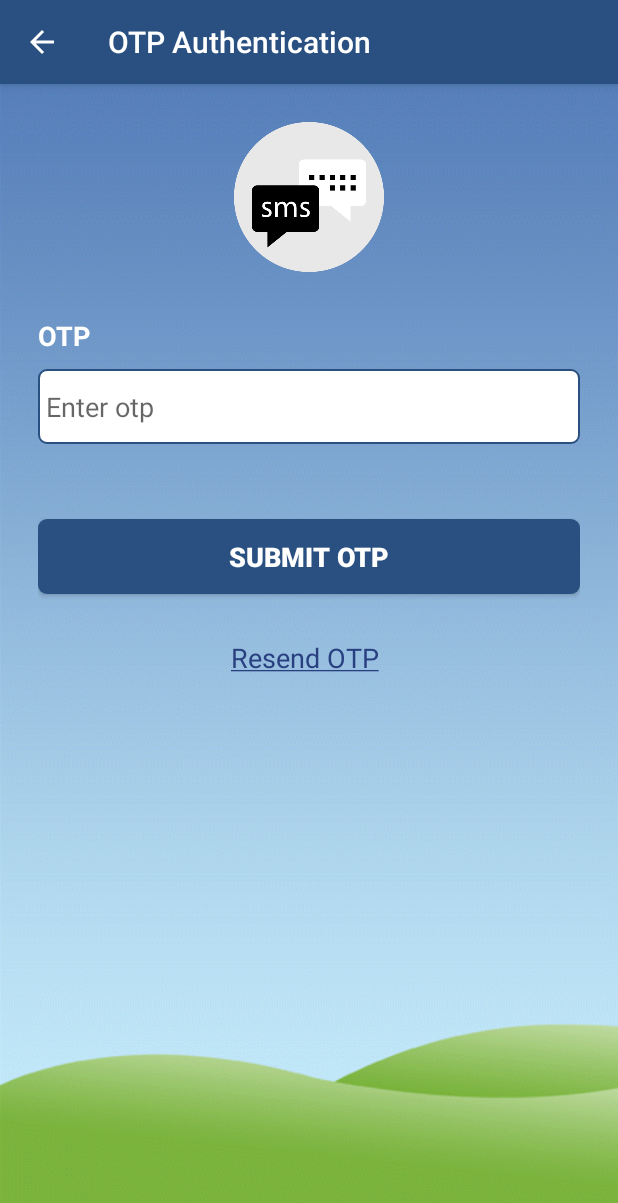
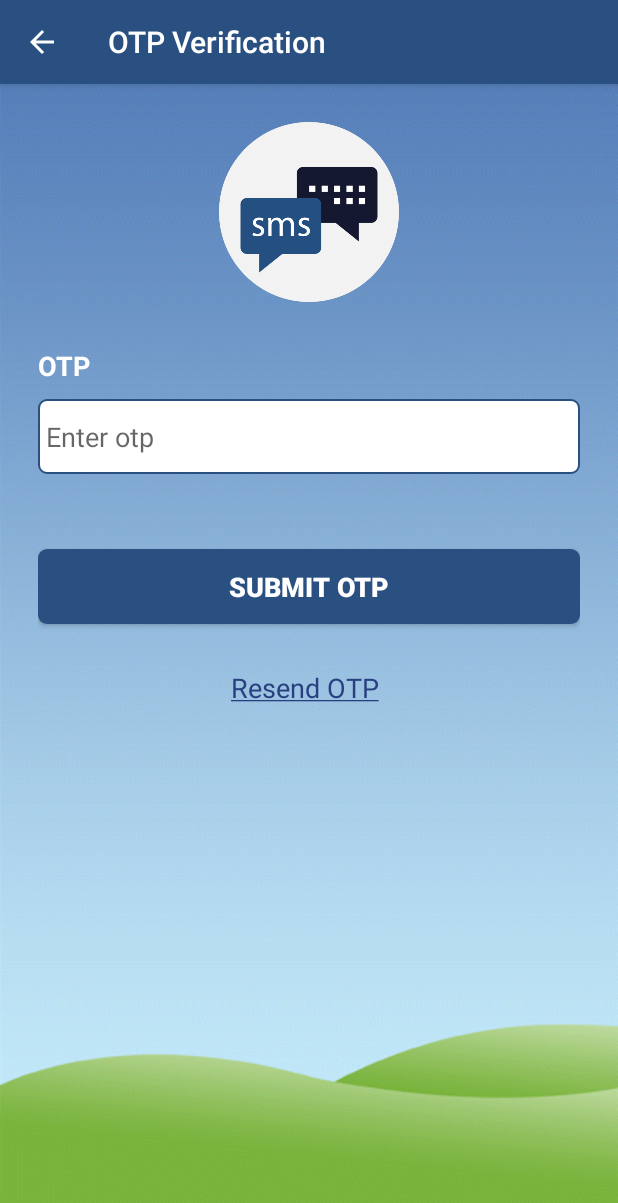
Before and after one commit to bsuhas/Gabbarstalk, an Android app: the OTPValidateActivity screen opened directly, with no data from a screen before it, on a phone screen of 412 x 824 dp. Shown: the top 1203 px of the screen. Run offline under Robolectric (Android 15) with nearby library versions, the light colour scheme and no system bars; our stand-ins replace CircleImageView.

Commit message:
home screen xml file

```diff
--- a/app/src/main/res/layout/otp_screen.xml
+++ b/app/src/main/res/layout/otp_screen.xml
@@ -38,12 +38,12 @@
             android:orientation="vertical">
 
             <ImageView
-                android:layout_width="@dimen/margin_100dp"
-                android:layout_height="@dimen/margin_100dp"
+                android:layout_width="@dimen/margin_120dp"
+                android:layout_height="@dimen/margin_120dp"
+                android:layout_marginBottom="20dp"
                 android:layout_marginTop="?attr/actionBarSize"
-                android:layout_marginBottom="20dp"
                 android:gravity="center"
-                android:src="@drawable/chat" />
+                android:src="@drawable/sms" />
 
             <TextView
                 android:layout_width="match_parent"
@@ -60,8 +60,8 @@
             <TextView
                 android:layout_width="match_parent"
                 android:layout_height="wrap_content"
+                android:layout_marginBottom="10dp"
                 android:layout_marginTop="10dp"
-                android:layout_marginBottom="10dp"
                 android:gravity="bottom"
                 android:text="@string/otp_lbl"
                 android:textColor="@color/md_white_1000"
@@ -82,8 +82,8 @@
                 android:id="@+id/btn_submit_otp"
                 android:layout_width="match_parent"
                 android:layout_height="50dp"
+                android:layout_marginBottom="20dp"
                 android:layout_marginTop="40dp"
-                android:layout_marginBottom="20dp"
                 android:background="@drawable/login_button_bg"
                 android:padding="5dp"
                 android:text="@string/submit_otp"
@@ -95,8 +95,8 @@
                 android:id="@+id/txt_resend_otp"
                 android:layout_width="wrap_content"
                 android:layout_height="wrap_content"
+                android:layout_marginBottom="10dp"
                 android:layout_marginTop="10dp"
-                android:layout_marginBottom="10dp"
                 android:gravity="bottom"
                 android:text="@string/resend_otp"
                 android:textColor="@color/selected_color"
--- a/app/src/main/res/values/strings.xml
+++ b/app/src/main/res/values/strings.xml
@@ -16,7 +16,7 @@
     <string name="enter_valid_mobile_number">Enter valid mobile number </string>
     <string name="enter_mobile_number">Enter mobile number </string>
 
-    <string name="otp_screen">OTP Authentication </string>
+    <string name="otp_screen">OTP Verification </string>
     <string name="otp_lbl">OTP </string>
     <string name="enter_otp">Enter otp </string>
     <string name="submit_otp">Submit OTP </string>
```
Also changed, not shown: app/src/main/res/layout/home_screen.xml (added, +57 -0 lines), app/src/main/res/layout/register_screen.xml (+10 -13 lines), app/src/main/res/layout/splash_screen.xml (+8 -6 lines), app/src/main/res/drawable/sms.png (added), app/src/main/res/mipmap-hdpi/app_icon.png, app/src/main/res/mipmap-mdpi/app_icon.png, app/src/main/res/mipmap-xhdpi/app_icon.png, app/src/main/res/mipmap-xxhdpi/app_icon.png, app/src/main/res/mipmap-xxxhdpi/app_icon.png.
